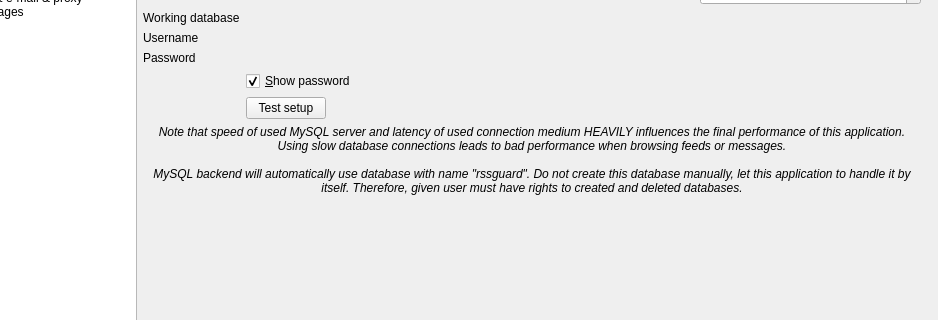
Above: src/gui/dialogs/formsettings.ui from martinrotter/rssguard before the change; both pictures show x 94 to 1032 and y 91 to 411 of the 1032 by 498 pixel window. Below: the same form after it.
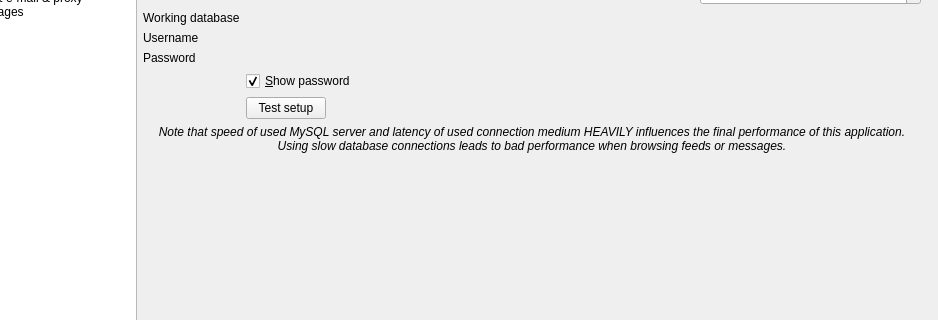
That is the form after the change. The open tabs and pages were chosen to show the change. Custom widgets are drawn as their Qt base class.

Diff of the .ui file:
```diff
--- a/src/gui/dialogs/formsettings.ui
+++ b/src/gui/dialogs/formsettings.ui
@@ -351,9 +351,7 @@
               </font>
              </property>
              <property name="text">
-              <string>Note that speed of used MySQL server and latency of used connection medium HEAVILY influences the final performance of this application. Using slow database connections leads to bad performance when browsing feeds or messages.
-
-MySQL backend will automatically use database with name &quot;rssguard&quot;. Do not create this database manually, let this application to handle it by itself. Therefore, given user must have rights to created and deleted databases.</string>
+              <string>Note that speed of used MySQL server and latency of used connection medium HEAVILY influences the final performance of this application. Using slow database connections leads to bad performance when browsing feeds or messages.</string>
              </property>
              <property name="alignment">
               <set>Qt::AlignCenter</set>
```
Left out of the diff: 10 changed lines with no effect on the pictures.
